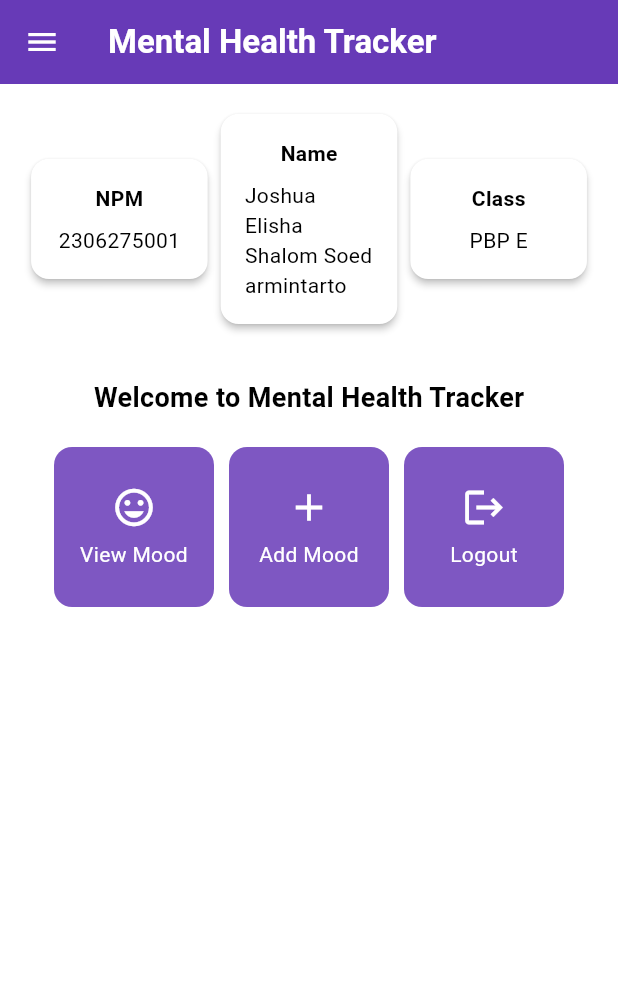
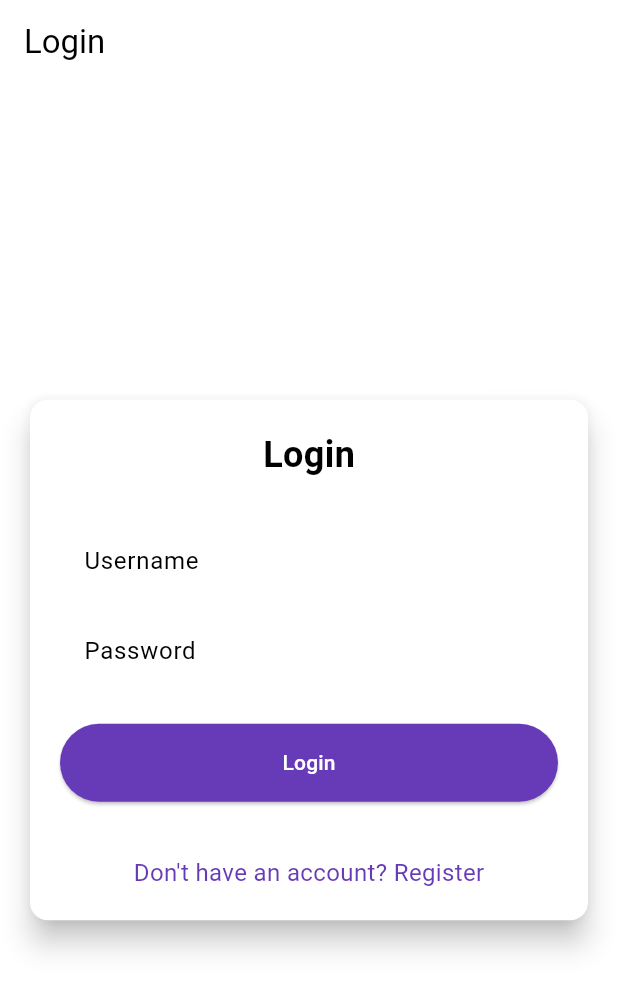
Before and after one commit to greencrabby/mental-health-tracker-mobile, a Flutter app: the screen it shows after launch, on a phone screen of 412 x 824 dp. Shown: the top 991 px of the screen. Run offline on Flutter 3.47's test engine with Material 3 defaults, Android fonts, the phone set to English and light mode, and no system bars; missing offline and left inert: pbp_django_auth.

Commit message:
finished tutorial 8

```diff
--- a/lib/main.dart
+++ b/lib/main.dart
@@ -1,5 +1,7 @@
 import 'package:flutter/material.dart';
-import 'package:mental_health_tracker/screens/menu.dart';
+import 'package:pbp_django_auth/pbp_django_auth.dart';
+import 'package:provider/provider.dart';
+import 'package:mental_health_tracker/screens/login.dart';
 
 void main() {
   runApp(const MyApp());
@@ -8,32 +10,23 @@ void main() {
 class MyApp extends StatelessWidget {
   const MyApp({super.key});
 
-  // This widget is the root of your application.
   @override
   Widget build(BuildContext context) {
-    return MaterialApp(
-      title: 'Flutter Demo',
-      theme: ThemeData(
-        // This is the theme of your application.
-        //
-        // TRY THIS: Try running your application with "flutter run". You'll see
-        // the application has a purple toolbar. Then, without quitting the app,
-        // try changing the seedColor in the colorScheme below to Colors.green
-        // and then invoke "hot reload" (save your changes or press the "hot
-        // reload" button in a Flutter-supported IDE, or press "r" if you used
-        // the command line to start the app).
-        //
-        // Notice that the counter didn't reset back to zero; the application
-        // state is not lost during the reload. To reset the state, use hot
-        // restart instead.
-        //
-        // This works for code too, not just values: Most code changes can be
-        // tested with just a hot reload.
-        colorScheme: ColorScheme.fromSwatch(
-              primarySwatch: Colors.deepPurple,
-        ).copyWith(secondary: Colors.deepPurple[400]),
+    return Provider(
+      create: (_) {
+        CookieRequest request = CookieRequest();
+        return request;
+      },
+      child: MaterialApp(
+        title: 'Mental Health Tracker',
+        theme: ThemeData(
+          useMaterial3: true,
+          colorScheme: ColorScheme.fromSwatch(
+            primarySwatch: Colors.deepPurple,
+          ).copyWith(secondary: Colors.deepPurple[400]),
+        ),
+        home: LoginPage(),
       ),
-      home: MyHomePage(),
     );
   }
 }
--- /dev/null
+++ b/lib/screens/login.dart
@@ -0,0 +1,181 @@
+import 'package:mental_health_tracker/screens/menu.dart';
+import 'package:flutter/material.dart';
+import 'package:pbp_django_auth/pbp_django_auth.dart';
+import 'package:provider/provider.dart';
+import 'package:mental_health_tracker/screens/register.dart';
+
+void main() {
+  runApp(const LoginApp());
+}
+
+class LoginApp extends StatelessWidget {
+  const LoginApp({super.key});
+
+  @override
+  Widget build(BuildContext context) {
+    return MaterialApp(
+      title: 'Login',
+      theme: ThemeData(
+        useMaterial3: true,
+        colorScheme: ColorScheme.fromSwatch(
+          primarySwatch: Colors.deepPurple,
+        ).copyWith(secondary: Colors.deepPurple[400]),
+      ),
+      home: const LoginPage(),
+    );
+  }
+}
+
+class LoginPage extends StatefulWidget {
+  const LoginPage({super.key});
+
+  @override
+  State<LoginPage> createState() => _LoginPageState();
+}
+
+class _LoginPageState extends State<LoginPage> {
+  final TextEditingController _usernameController = TextEditingController();
+  final TextEditingController _passwordController = TextEditingController();
+
+  @override
+  Widget build(BuildContext context) {
+    final request = context.watch<CookieRequest>();
+
+    return Scaffold(
+      appBar: AppBar(
+        title: const Text('Login'),
+      ),
+      body: Center(
+        child: SingleChildScrollView(
+          padding: const EdgeInsets.all(16.0),
+          child: Card(
+            elevation: 8,
+            shape: RoundedRectangleBorder(
+              borderRadius: BorderRadius.circular(12.0),
+            ),
+            child: Padding(
+              padding: const EdgeInsets.all(20.0),
+              child: Column(
+                mainAxisSize: MainAxisSize.min,
+                children: [
+                  const Text(
+                    'Login',
+                    style: TextStyle(
+                      fontSize: 24.0,
+                      fontWeight: FontWeight.bold,
+                    ),
+                  ),
+                  const SizedBox(height: 30.0),
+                  TextField(
+                    controller: _usernameController,
+                    decoration: const InputDecoration(
+                      labelText: 'Username',
+                      hintText: 'Enter your username',
+                      border: OutlineInputBorder(
+                        borderRadius: BorderRadius.all(Radius.circular(12.0)),
+                      ),
+                      contentPadding:
+                          EdgeInsets.symmetric(horizontal: 12.0, vertical: 8.0),
+                    ),
+                  ),
+                  const SizedBox(height: 12.0),
+                  TextField(
+                    controller: _passwordController,
+                    decoration: const InputDecoration(
+                      labelText: 'Password',
+                      hintText: 'Enter your password',
+                      border: OutlineInputBorder(
+                        borderRadius: BorderRadius.all(Radius.circular(12.0)),
+                      ),
+                      contentPadding:
+                          EdgeInsets.symmetric(horizontal: 12.0, vertical: 8.0),
+                    ),
+                    obscureText: true,
+                  ),
+                  const SizedBox(height: 24.0),
+                  ElevatedButton(
+                    onPressed: () async {
+                      String username = _usernameController.text;
+                      String password = _passwordController.text;
+
+		  // Check credentials
+		  // TODO: Change the URL and don't forget to add a trailing slash (/) at the end of the URL!
+		  // To connect the Android emulator to Django on localhost,
+		  // use the URL http://10.0.2.2/
+                      final response = await request
+                          .login("http://localhost:8000/auth/login/", {
+                        'username': username,
+                        'password': password,
+                      });
+
+                      if (request.loggedIn) {
+                        String message = response['message'];
+                        String uname = response['username'];
+                        if (context.mounted) {
+                          Navigator.pushReplacement(
+                            context,
+                            MaterialPageRoute(
+                                builder: (context) => MyHomePage()),
+                          );
+                          ScaffoldMessenger.of(context)
+                            ..hideCurrentSnackBar()
+                            ..showSnackBar(
+                              SnackBar(
+                                  content:
+                                      Text("$message Welcome, $uname.")),
+                            );
+                        }
+                      } else {
+                        if (context.mounted) {
+                          showDialog(
+                            context: context,
+                            builder: (context) => AlertDialog(
+                              title: const Text('Login Failed'),
+                              content: Text(response['message']),
+                              actions: [
+                                TextButton(
+                                  child: const Text('OK'),
+                                  onPressed: () {
+                                    Navigator.pop(context);
+                                  },
+                                ),
+                              ],
+                            ),
+                          );
+                        }
+                      }
+                    },
+                    style: ElevatedButton.styleFrom(
+                      foregroundColor: Colors.white,
+                      minimumSize: Size(double.infinity, 50),
+                      backgroundColor: Theme.of(context).colorScheme.primary,
+                      padding: const EdgeInsets.symmetric(vertical: 16.0),
+                    ),
+                    child: const Text('Login'),
+                  ),
+                  const SizedBox(height: 36.0),
+                  GestureDetector(
+                    onTap: () {
+                      Navigator.push(
+                        context,
+                        MaterialPageRoute(
+                            builder: (context) => const RegisterPage()),
+                      );
+                    },
+                    child: Text(
+                      'Don\'t have an account? Register',
+                      style: TextStyle(
+                        color: Theme.of(context).colorScheme.primary,
+                        fontSize: 16.0,
+                      ),
+                    ),
+                  ),
+                ],
+              ),
+            ),
+          ),
+        ),
+      ),
+    );
+  }
+}
--- a/pubspec.yaml
+++ b/pubspec.yaml
@@ -35,6 +35,9 @@ dependencies:
   # The following adds the Cupertino Icons font to your application.
   # Use with the CupertinoIcons class for iOS style icons.
   cupertino_icons: ^1.0.8
+  provider: ^6.1.2
+  pbp_django_auth: ^0.4.0
+  http: ^1.2.2
 
 dev_dependencies:
   flutter_test:
```
Also changed, not shown: lib/models/mood_entry.dart (added, +65 -0 lines), lib/screens/list_moodentry.dart (added, +90 -0 lines), lib/screens/moodentry_form.dart (+36 -28 lines), lib/screens/register.dart (added, +166 -0 lines), lib/widgets/left_drawer.dart (+12 -0 lines), lib/widgets/mood_card.dart (+38 -1 lines), pubspec.lock, 2 other files.
